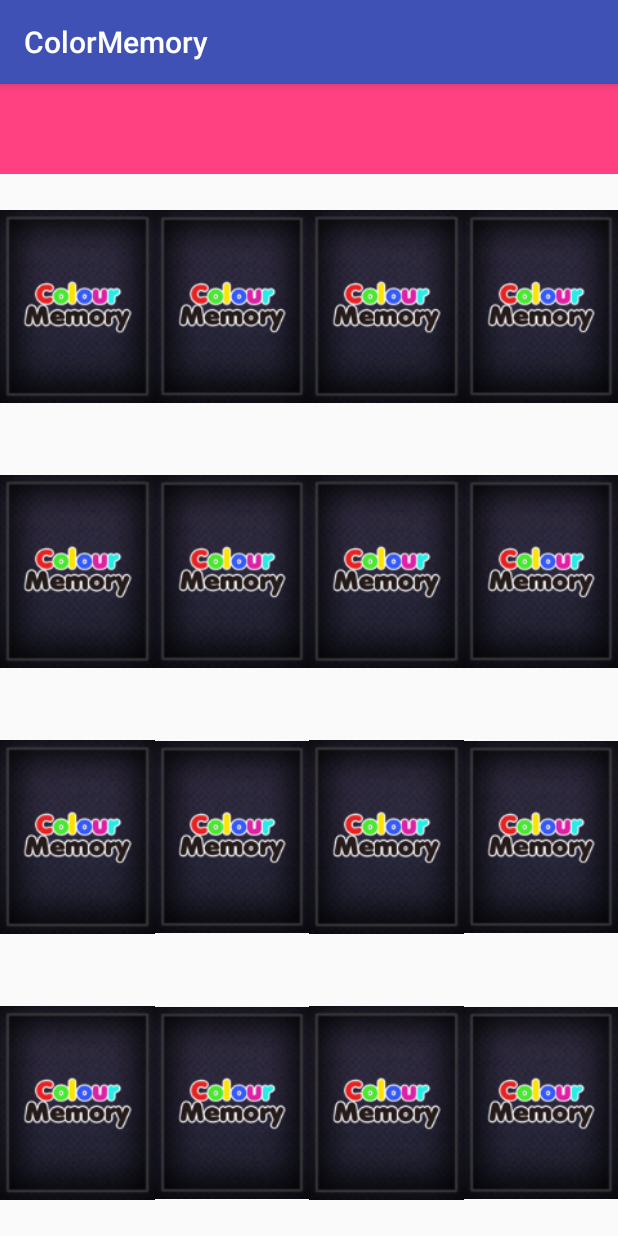
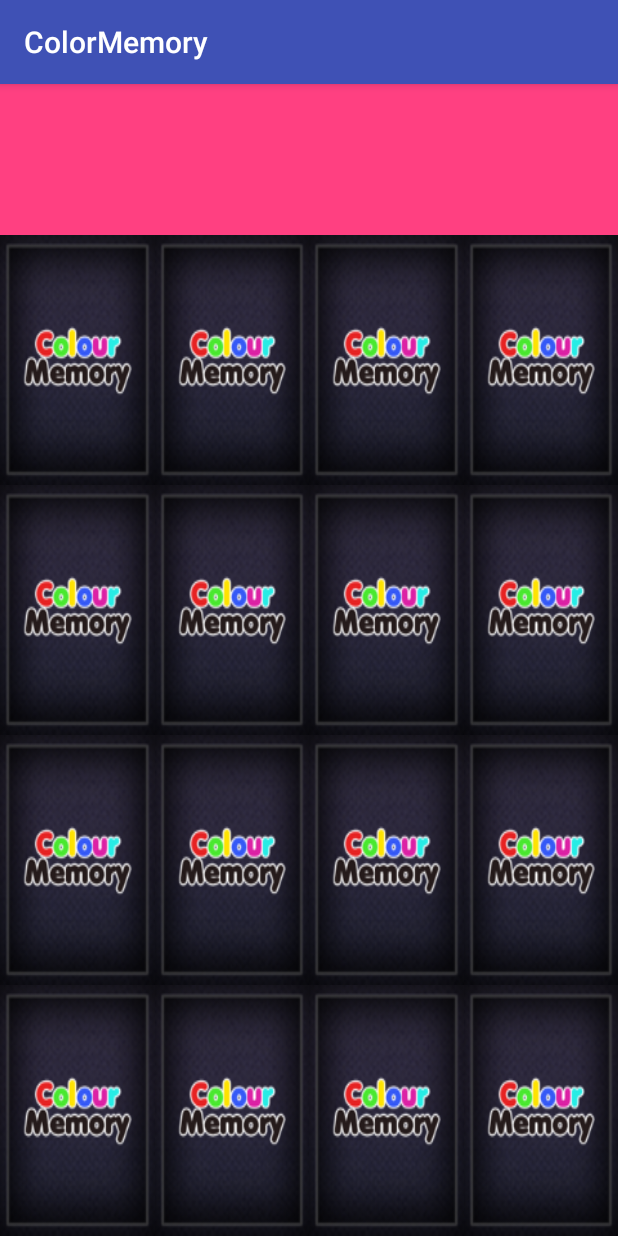
Before and after one commit to Kanval87/MemoryTest, an Android app: the screen it shows after launch (MainActivity), on a phone screen of 412 x 824 dp. Run offline under Robolectric (Android 15) with nearby library versions, the phone set to English and light mode, and no system bars.

Commit message:
1. layout restructring

```diff
--- a/app/src/main/res/layout/fragment_game_board.xml
+++ b/app/src/main/res/layout/fragment_game_board.xml
@@ -8,13 +8,15 @@
 
     <LinearLayout
         android:layout_width="match_parent"
-        android:layout_height="60dp"
+        android:layout_height="match_parent"
+        android:layout_weight="1"
         android:background="@color/colorAccent" />
 
 
     <android.support.v7.widget.GridLayout
         android:layout_width="match_parent"
         android:layout_height="match_parent"
+        android:layout_weight=".15"
         app:alignmentMode="alignBounds"
         app:columnCount="4"
         app:columnOrderPreserved="true"
@@ -26,6 +28,7 @@
             android:id="@+id/r1c1"
             android:layout_width="0dp"
             android:layout_height="0dp"
+            android:scaleType="fitXY"
             android:src="@drawable/card_bg"
             app:layout_column="0"
             app:layout_columnWeight="1"
@@ -36,6 +39,7 @@
             android:id="@+id/r1c2"
             android:layout_width="0dp"
             android:layout_height="0dp"
+            android:scaleType="fitXY"
             android:src="@drawable/card_bg"
             app:layout_column="1"
             app:layout_columnWeight="1"
@@ -46,6 +50,7 @@
             android:id="@+id/r1c3"
             android:layout_width="0dp"
             android:layout_height="0dp"
+            android:scaleType="fitXY"
             android:src="@drawable/card_bg"
             app:layout_column="2"
             app:layout_columnWeight="1"
@@ -56,6 +61,7 @@
             android:id="@+id/r1c4"
             android:layout_width="0dp"
             android:layout_height="0dp"
+            android:scaleType="fitXY"
             android:src="@drawable/card_bg"
             app:layout_column="3"
             app:layout_columnWeight="1"
@@ -66,6 +72,7 @@
             android:id="@+id/r2c1"
             android:layout_width="0dp"
             android:layout_height="0dp"
+            android:scaleType="fitXY"
             android:src="@drawable/card_bg"
             app:layout_column="0"
             app:layout_columnWeight="1"
@@ -76,6 +83,7 @@
             android:id="@+id/r2c2"
             android:layout_width="0dp"
             android:layout_height="0dp"
+            android:scaleType="fitXY"
             android:src="@drawable/card_bg"
             app:layout_column="1"
             app:layout_columnWeight="1"
@@ -86,6 +94,7 @@
             android:id="@+id/r2c3"
             android:layout_width="0dp"
             android:layout_height="0dp"
+            android:scaleType="fitXY"
             android:src="@drawable/card_bg"
             app:layout_column="2"
             app:layout_columnWeight="1"
@@ -96,6 +105,7 @@
             android:id="@+id/r2c4"
             android:layout_width="0dp"
             android:layout_height="0dp"
+            android:scaleType="fitXY"
             android:src="@drawable/card_bg"
             app:layout_column="3"
             app:layout_columnWeight="1"
@@ -106,6 +116,7 @@
             android:id="@+id/r3c1"
             android:layout_width="0dp"
             android:layout_height="0dp"
+            android:scaleType="fitXY"
             android:src="@drawable/card_bg"
             app:layout_column="0"
             app:layout_columnWeight="1"
@@ -116,6 +127,7 @@
             android:id="@+id/r3c2"
             android:layout_width="0dp"
             android:layout_height="0dp"
+            android:scaleType="fitXY"
             android:src="@drawable/card_bg"
             app:layout_column="1"
             app:layout_columnWeight="1"
@@ -126,6 +138,7 @@
             android:id="@+id/r3c3"
             android:layout_width="0dp"
             android:layout_height="0dp"
+            android:scaleType="fitXY"
             android:src="@drawable/card_bg"
             app:layout_column="2"
             app:layout_columnWeight="1"
@@ -136,6 +149,7 @@
             android:id="@+id/r3c4"
             android:layout_width="0dp"
             android:layout_height="0dp"
+            android:scaleType="fitXY"
             android:src="@drawable/card_bg"
             app:layout_column="3"
             app:layout_columnWeight="1"
@@ -146,6 +160,7 @@
             android:id="@+id/r4c1"
             android:layout_width="0dp"
             android:layout_height="0dp"
+            android:scaleType="fitXY"
             android:src="@drawable/card_bg"
             app:layout_column="0"
             app:layout_columnWeight="1"
@@ -156,6 +171,7 @@
             android:id="@+id/r4c2"
             android:layout_width="0dp"
             android:layout_height="0dp"
+            android:scaleType="fitXY"
             android:src="@drawable/card_bg"
             app:layout_column="1"
             app:layout_columnWeight="1"
@@ -166,6 +182,7 @@
             android:id="@+id/r4c3"
             android:layout_width="0dp"
             android:layout_height="0dp"
+            android:scaleType="fitXY"
             android:src="@drawable/card_bg"
             app:layout_column="2"
             app:layout_columnWeight="1"
@@ -176,6 +193,7 @@
             android:id="@+id/r4c4"
             android:layout_width="0dp"
             android:layout_height="0dp"
+            android:scaleType="fitXY"
             android:src="@drawable/card_bg"
             app:layout_column="3"
             app:layout_columnWeight="1"
```
